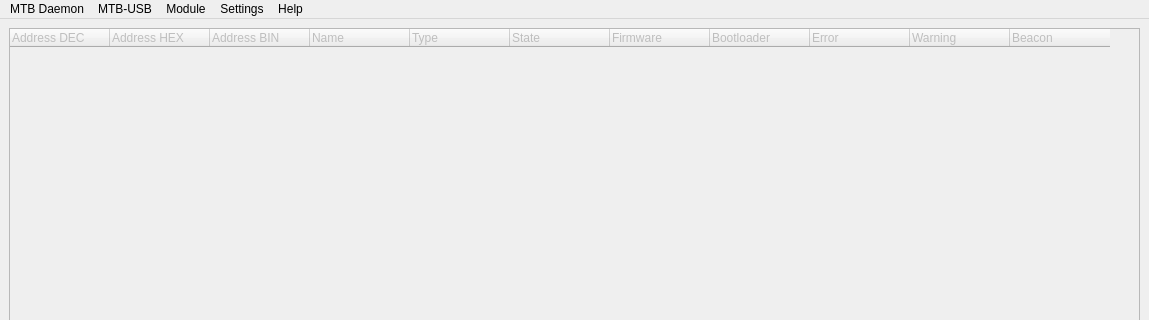
Above: ui/mainwindow.ui from kmzbrnoI/mtb-config-tool before the change; both pictures show x 0 to 1149 and y 0 to 320 of the 1149 by 742 pixel window. Below: the same form after it.
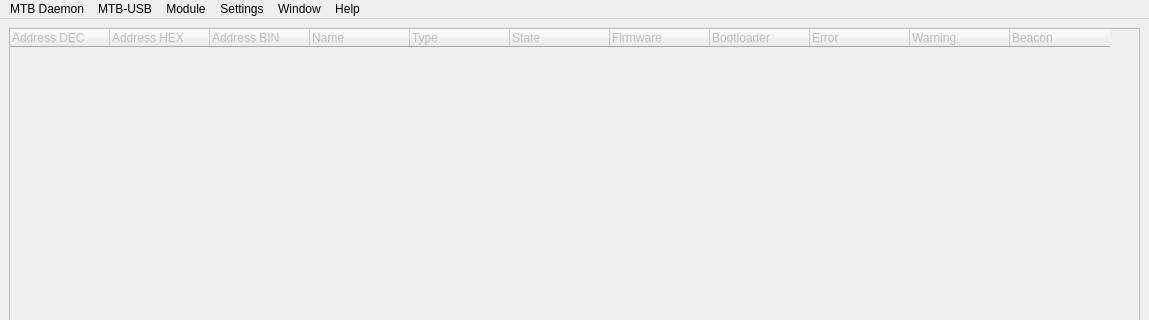
That is the form after the change.

Commit message: Show error in main form's status bar.

What changed in the file:
```diff
--- a/ui/mainwindow.ui
+++ b/ui/mainwindow.ui
@@ -182,10 +182,17 @@
     <addaction name="a_module_fw_upgrade"/>
     <addaction name="a_module_diagnostics"/>
    </widget>
+   <widget class="QMenu" name="m_window">
+    <property name="title">
+     <string>Window</string>
+    </property>
+    <addaction name="a_clear_error_sb"/>
+   </widget>
    <addaction name="m_mtb_daemon"/>
    <addaction name="m_mtb_usb"/>
    <addaction name="m_module"/>
    <addaction name="m_settings"/>
+   <addaction name="m_window"/>
    <addaction name="m_help"/>
   </widget>
   <widget class="QStatusBar" name="sb_main"/>
```
Left out of the diff: 8 changed lines with no effect on the pictures. The commit also changes 3 other files.
